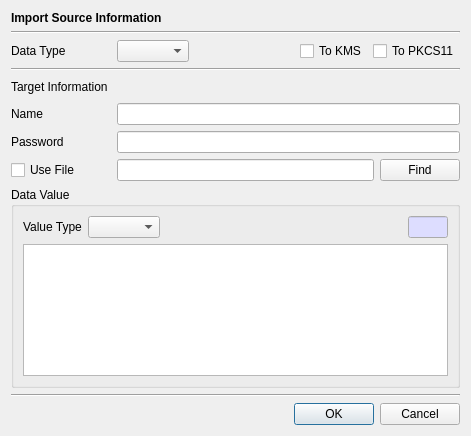
First picture: the form in CertMan/import_dlg.ui, repository jykim74/CertMan, before the edit.
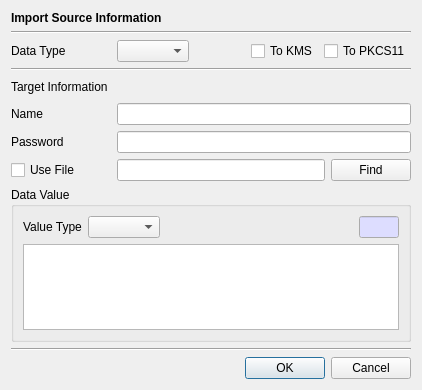
Second picture: the form after the edit.

Diff of the .ui file:
```diff
--- a/CertMan/import_dlg.ui
+++ b/CertMan/import_dlg.ui
@@ -6,8 +6,8 @@
    <rect>
     <x>0</x>
     <y>0</y>
-    <width>471</width>
-    <height>436</height>
+    <width>418</width>
+    <height>390</height>
    </rect>
   </property>
   <property name="windowTitle">
@@ -291,8 +291,27 @@
      </layout>
     </widget>
    </item>
+   <item>
+    <spacer name="verticalSpacer">
+     <property name="orientation">
+      <enum>Qt::Vertical</enum>
+     </property>
+     <property name="sizeHint" stdset="0">
+      <size>
+       <width>20</width>
+       <height>40</height>
+      </size>
+     </property>
+    </spacer>
+   </item>
    <item>
     <widget class="Line" name="line_2">
+     <property name="minimumSize">
+      <size>
+       <width>400</width>
+       <height>0</height>
+      </size>
+     </property>
      <property name="orientation">
       <enum>Qt::Horizontal</enum>
      </property>
```
